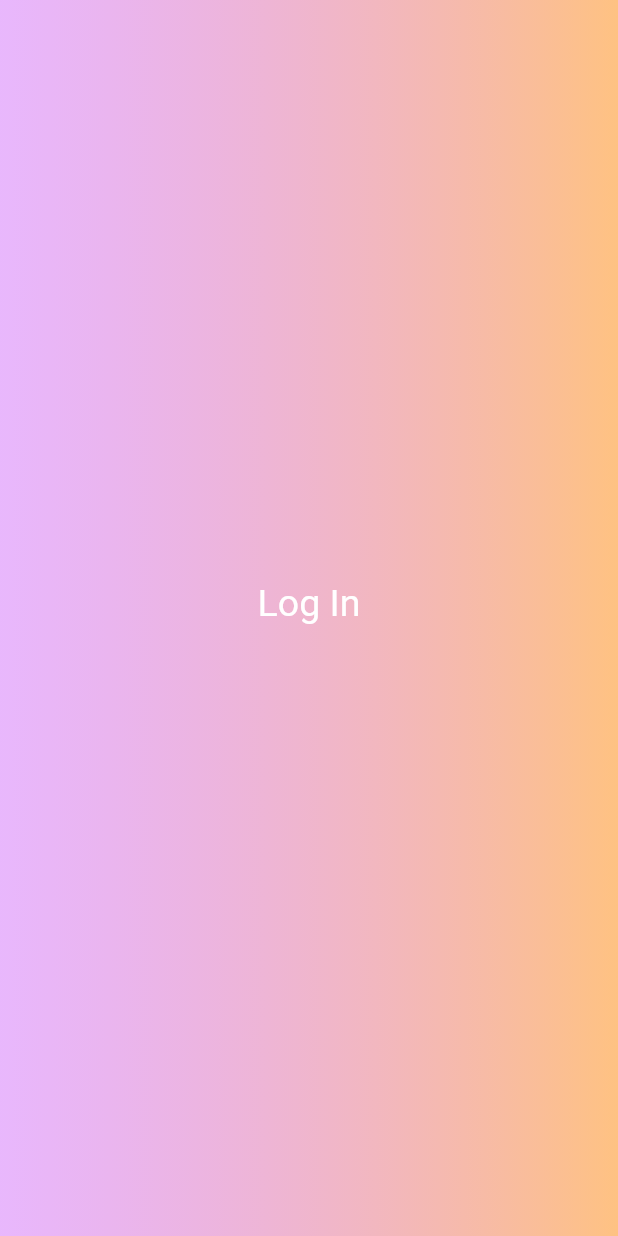
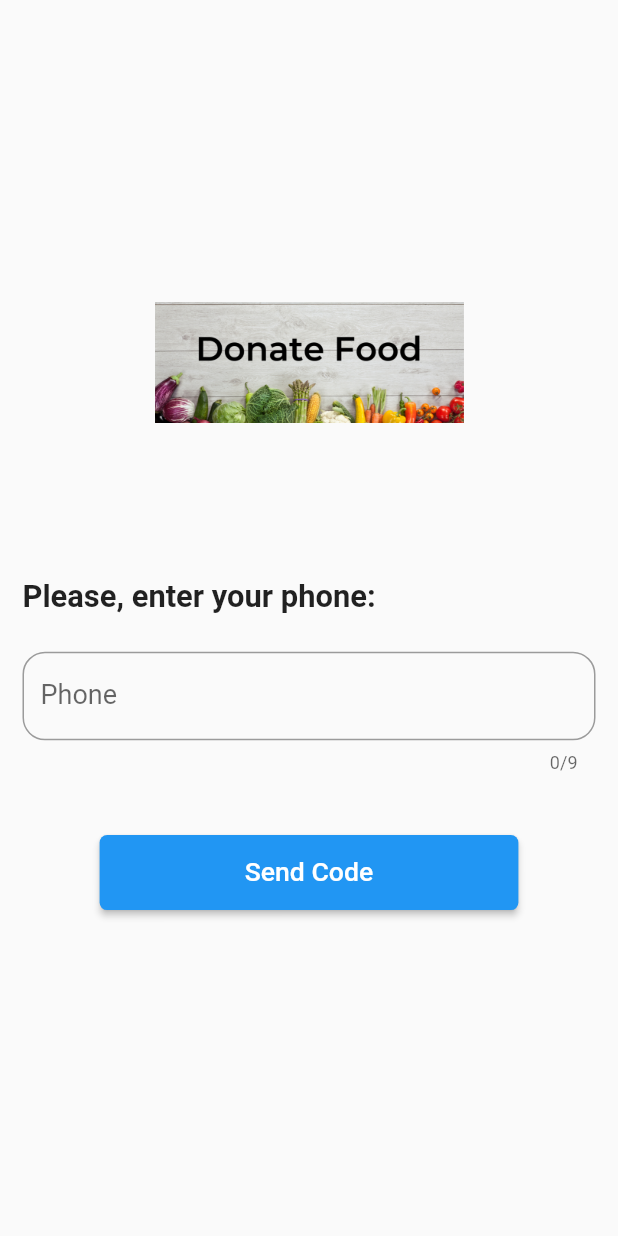
Before and after one commit to DanaAbuRumman/Domnation-Food-App, a Flutter app: the screen it shows after launch, on a phone screen of 412 x 824 dp. Run offline on Flutter 3.47's test engine with Material 2 defaults, Android fonts, the phone set to English and light mode, and no system bars; our stand-ins replace firebase_auth, firebase_core; accounts and stored records are empty.

Commit message:
Saving a github

```diff
--- /dev/null
+++ b/lib/constant.dart
@@ -0,0 +1,8 @@
+import 'package:flutter/cupertino.dart';
+
+double getHeight(BuildContext context) {
+  return MediaQuery.of(context).size.height;
+}
+double getWidth(BuildContext context) {
+  return MediaQuery.of(context).size.width;
+}
--- a/lib/main.dart
+++ b/lib/main.dart
@@ -1,7 +1,13 @@
+import 'package:final_project/screens/auth/sign_in.dart';
+import 'package:final_project/screens/auth/sign_up.dart';
 import 'package:final_project/screens/auth/splash_screen.dart';
+import 'package:firebase_core/firebase_core.dart';
 import 'package:flutter/material.dart';
 
-void main() {
+void main() async {
+  WidgetsFlutterBinding.ensureInitialized();
+  await Firebase.initializeApp();
+
   runApp(MyApp());
 }
 
@@ -22,8 +28,13 @@ class MyApp extends StatelessWidget {
         // or simply save your changes to "hot reload" in a Flutter IDE).
         // Notice that the counter didn't reset back to zero; the application
         // is not restarted.
+
         primarySwatch: Colors.blue,
       ),
+      routes: {
+        SignIn.routeName: (_) => SignIn(),
+        SignUp.routeName: (_) => SignUp(),
+      },
       home: SplashScreen(),
     );
   }
--- /dev/null
+++ b/lib/screens/auth/phone_number.dart
@@ -0,0 +1,180 @@
+import 'package:firebase_auth/firebase_auth.dart';
+import 'package:flutter/material.dart';
+
+import '../../constant.dart';
+
+class PhoneAuth extends StatefulWidget {
+  const PhoneAuth({Key? key}) : super(key: key);
+
+  @override
+  _PhoneAuthState createState() => _PhoneAuthState();
+}
+
+class _PhoneAuthState extends State<PhoneAuth> {
+  bool _load = false;
+  String errorPhone = "";
+  String buttonText = "Send Code";
+  var signInKey = GlobalKey<FormState>();
+  var phoneNumber = TextEditingController();
+  FirebaseAuth firebaseAuth = FirebaseAuth.instance;
+  Future<void> sendCode() async {
+    await firebaseAuth
+        .verifyPhoneNumber(
+            phoneNumber: "+962${phoneNumber.text}",
+            timeout: Duration(seconds: 120),
+            verificationCompleted: (AuthCredential authCredential) {
+              setState(() {
+                _load = false;
+              });
+            },
+            verificationFailed: (FirebaseAuthException authException) {
+              print("failed");
+
+              print(authException.message);
+              setState(() {
+                errorPhone = "This phone is not valid";
+                _load = false;
+              });
+            },
+            codeSent: (String verificationId, [int? forceResendingToken]) {
+              // Navigator.of(context).push(MaterialPageRoute(
+              // builder: (_) => OTPCode(
+              //       phone: "+962${phoneNumber.text}",
+              //       verification: verificationId,
+              //     )));
+              print("send");
+
+              setState(() {
+                _load = false;
+              });
+            },
+            codeAutoRetrievalTimeout: (String verificationId) {
+              print(verificationId);
+              buttonText = "Resend code";
+              errorPhone = "";
+              print("Timout");
+            })
+        .catchError((e) {
+      setState(() {
+        _load = false;
+      });
+      print(e);
+    });
+  }
+
+  @override
+  Widget build(BuildContext context) {
+    return Scaffold(
+      body: Stack(
+        children: [
+          Form(
+            key: signInKey,
+            child: SingleChildScrollView(
+              child: Padding(
+                padding: EdgeInsets.all(15),
+                child: Column(
+                  mainAxisAlignment: MainAxisAlignment.center,
+                  children: [
+                    SizedBox(
+                      height: getHeight(context) * 0.15,
+                    ),
+                    Image.asset(
+                      "assests/Donate-Food.png",
+                      height: getWidth(context) * 0.5,
+                      width: getWidth(context) * 0.5,
+                    ),
+                    SizedBox(
+                      height: getHeight(context) * 0.05,
+                    ),
+                    Row(
+                      children: [
+                        Text(
+                          "Please, enter your phone: ",
+                          style: TextStyle(
+                              fontSize: getWidth(context) * 0.05,
+                              fontWeight: FontWeight.bold),
+                        ),
+                      ],
+                    ),
+                    SizedBox(
+                      height: getHeight(context) * 0.03,
+                    ),
+                    TextFormField(
+                      keyboardType: TextInputType.phone,
+                      maxLength: 9,
+                      validator: (value) {
+                        if (value!.isEmpty) return "Enter your phone";
+                        if (value.length < 9) return "Phone is too short";
+
+                        return null;
+                      },
+                      controller: phoneNumber,
+                      decoration: InputDecoration(
+                        prefixText: "+962",
+                        labelText: "Phone",
+                        border: OutlineInputBorder(
+                            borderRadius: BorderRadius.circular(15)),
+                        labelStyle: TextStyle(fontSize: 18),
+                      ),
+                    ),
+                    if (errorPhone != "")
+                      Padding(
+                        padding: const EdgeInsets.only(top: 8.0),
+                        child: SizedBox(
+                          width: getWidth(context),
+                          child: Text(
+                            errorPhone,
+                            style: TextStyle(color: Colors.red, fontSize: 15),
+                          ),
+                        ),
+                      ),
+                    SizedBox(
+                      height: getHeight(context) * 0.05,
+                    ),
+                    ElevatedButton(
+                        onPressed: _load
+                            ? null
+                            : () {
+                                if (signInKey.currentState!.validate()) {
+                                  setState(() {
+                                    _load = true;
+                                  });
+                                  sendCode();
+                                }
+                              },
+                        style: ButtonStyle(
+                            shape: MaterialStateProperty.all(
+                                RoundedRectangleBorder(
+                                    borderRadius: BorderRadius.circular(5)))),
+                        child: SizedBox(
+                          height: 50,
+                          width: getWidth(context) * 0.60,
+                          child: Center(
+                            child: Text(
+                              "Send Code",
+                              style: TextStyle(
+                                fontSize: getWidth(context) * 0.043,
+                              ),
+                            ),
+                          ),
+                        )),
+                    SizedBox(
+                      height: getWidth(context) * 0.1,
+                    ),
+                  ],
+                ),
+              ),
+            ),
+          ),
+          if (_load)
+            Container(
+              height: getHeight(context),
+              child: Center(
+                child: CircularProgressIndicator(),
+              ),
+            ),
+        ],
+      ),
+    );
+  }
+}
--- a/pubspec.yaml
+++ b/pubspec.yaml
@@ -25,9 +25,12 @@ dependencies:
     sdk: flutter
 
 
+
   # The following adds the Cupertino Icons font to your application.
   # Use with the CupertinoIcons class for iOS style icons.
   cupertino_icons: ^1.0.2
+  firebase_core: ^1.4.0
+  firebase_auth: ^3.0.1
 
 dev_dependencies:
   flutter_test:
```
Also changed, not shown: lib/screens/auth/forgot_password.dart (added, +87 -0 lines), lib/screens/auth/sign_in.dart (+96 -42 lines), lib/screens/auth/sign_up.dart (added, +115 -0 lines), lib/screens/auth/splash_screen.dart (+5 -3 lines), lib/screens/user/home_page.dart (+17 -0 lines), lib/widgets.dart (added, +38 -0 lines), assests/Donate-Food.png (added), pubspec.lock, 3 other files.
